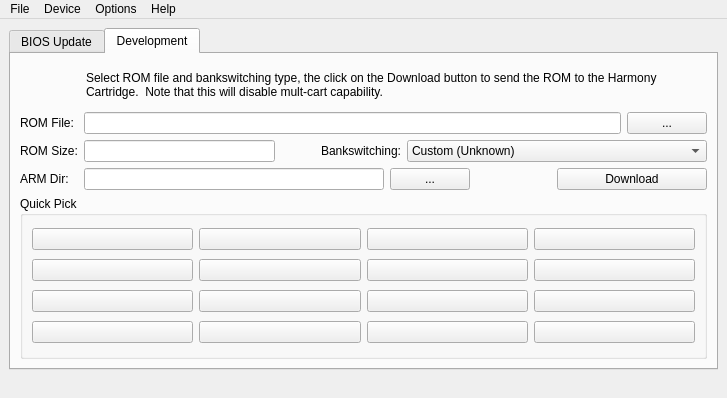
sa666666/harmonycart, file harmonycartwindow.ui: the form before one commit.
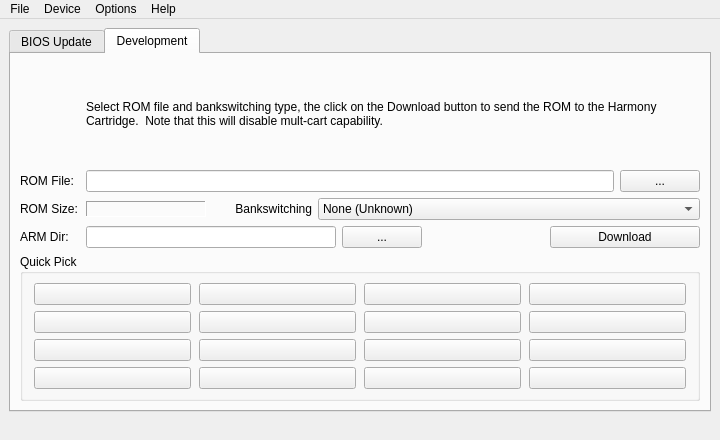
The form after the commit. The open tabs and pages were chosen to show the change. Icons and pictures are not drawn.

The edit to the form file:
```diff
--- a/harmonycartwindow.ui
+++ b/harmonycartwindow.ui
@@ -2,12 +2,38 @@
 <ui version="4.0">
  <class>HarmonyCartWindow</class>
  <widget class="QMainWindow" name="HarmonyCartWindow">
+  <property name="geometry">
+   <rect>
+    <x>0</x>
+    <y>0</y>
+    <width>720</width>
+    <height>440</height>
+   </rect>
+  </property>
   <property name="sizePolicy">
-   <sizepolicy hsizetype="Preferred" vsizetype="Preferred">
+   <sizepolicy hsizetype="Fixed" vsizetype="Fixed">
     <horstretch>0</horstretch>
     <verstretch>0</verstretch>
    </sizepolicy>
   </property>
+  <property name="minimumSize">
+   <size>
+    <width>720</width>
+    <height>440</height>
+   </size>
+  </property>
+  <property name="maximumSize">
+   <size>
+    <width>720</width>
+    <height>440</height>
+   </size>
+  </property>
+  <property name="baseSize">
+   <size>
+    <width>720</width>
+    <height>440</height>
+   </size>
+  </property>
   <property name="windowTitle">
    <string>Harmony Programming Tool</string>
   </property>
@@ -19,21 +45,21 @@
    <bool>false</bool>
   </property>
   <widget class="QWidget" name="centralwidget">
-   <property name="sizePolicy">
-    <sizepolicy hsizetype="Expanding" vsizetype="Expanding">
-     <horstretch>0</horstretch>
-     <verstretch>0</verstretch>
-    </sizepolicy>
-   </property>
    <layout class="QGridLayout" name="gridLayout">
     <item row="0" column="0">
      <widget class="QTabWidget" name="tabWidget">
       <property name="sizePolicy">
-       <sizepolicy hsizetype="Expanding" vsizetype="Expanding">
+       <sizepolicy hsizetype="Minimum" vsizetype="Expanding">
         <horstretch>0</horstretch>
         <verstretch>0</verstretch>
        </sizepolicy>
       </property>
+      <property name="minimumSize">
+       <size>
+        <width>701</width>
+        <height>0</height>
+       </size>
+      </property>
       <property name="currentIndex">
        <number>0</number>
       </property>
@@ -403,7 +429,10 @@
        <attribute name="title">
         <string>Development</string>
        </attribute>
-       <layout class="QVBoxLayout" name="verticalLayout_4">
+       <layout class="QVBoxLayout" name="verticalLayout">
+        <property name="spacing">
+         <number>6</number>
+        </property>
         <item>
          <layout class="QHBoxLayout" name="horizontalLayout">
           <item>
@@ -430,6 +459,12 @@
           </item>
           <item>
            <widget class="QLabel" name="label_2">
+            <property name="minimumSize">
+             <size>
+              <width>600</width>
+              <height>0</height>
+             </size>
+            </property>
             <property name="text">
              <string>Select ROM file and bankswitching type, the click on the Download button to send the ROM to the Harmony Cartridge.  Note that this will disable mult-cart capability.</string>
             </property>
@@ -444,44 +479,40 @@
          </layout>
         </item>
         <item>
-         <layout class="QHBoxLayout" name="horizontalLayout_8">
-          <item>
-           <layout class="QVBoxLayout" name="verticalLayout">
+         <layout class="QHBoxLayout" name="horizontalLayout_2">
             <item>
              <widget class="QLabel" name="label_3">
+            <property name="minimumSize">
+             <size>
+              <width>60</width>
+              <height>0</height>
+             </size>
+            </property>
+            <property name="maximumSize">
+             <size>
+              <width>60</width>
+              <height>16777215</height>
+             </size>
+            </property>
               <property name="text">
                <string>ROM File:</string>
               </property>
              </widget>
             </item>
             <item>
-             <widget class="QLabel" name="label_4">
-              <property name="text">
-               <string>ROM Size:</string>
-              </property>
-             </widget>
-            </item>
-            <item>
-             <widget class="QLabel" name="label_5">
-              <property name="text">
-               <string>ARM Dir:</string>
-              </property>
-             </widget>
-            </item>
-           </layout>
-          </item>
-          <item>
-           <layout class="QVBoxLayout" name="verticalLayout_3">
-            <item>
-             <layout class="QHBoxLayout" name="horizontalLayout_2">
-              <item>
                <widget class="QLineEdit" name="romFileEdit">
                 <property name="sizePolicy">
-                 <sizepolicy hsizetype="MinimumExpanding" vsizetype="Fixed">
+             <sizepolicy hsizetype="Expanding" vsizetype="Fixed">
                   <horstretch>0</horstretch>
                   <verstretch>0</verstretch>
                  </sizepolicy>
                 </property>
+            <property name="maximumSize">
+             <size>
+              <width>592</width>
+              <height>29</height>
+             </size>
+            </property>
                 <property name="toolTip">
                  <string>Copy and paste a single-load ROM image.</string>
                 </property>
@@ -508,44 +539,68 @@
             <item>
              <layout class="QHBoxLayout" name="horizontalLayout_3">
               <item>
-               <widget class="QLineEdit" name="romSizeLabel">
+           <widget class="QLabel" name="label_4">
+            <property name="minimumSize">
+             <size>
+              <width>60</width>
+              <height>0</height>
+             </size>
+            </property>
+            <property name="maximumSize">
+             <size>
+              <width>60</width>
+              <height>16777215</height>
+             </size>
+            </property>
+            <property name="text">
+             <string>ROM Size:</string>
+            </property>
+           </widget>
+          </item>
+          <item>
+           <widget class="QLabel" name="romSizeLabel">
                 <property name="sizePolicy">
-                 <sizepolicy hsizetype="MinimumExpanding" vsizetype="Fixed">
+             <sizepolicy hsizetype="Fixed" vsizetype="Fixed">
                   <horstretch>0</horstretch>
                   <verstretch>0</verstretch>
                  </sizepolicy>
                 </property>
-                <property name="readOnly">
-                 <bool>true</bool>
-                </property>
-               </widget>
-              </item>
-              <item>
-               <spacer name="horizontalSpacer_2">
-                <property name="orientation">
-                 <enum>Qt::Horizontal</enum>
-                </property>
-                <property name="sizeType">
-                 <enum>QSizePolicy::Preferred</enum>
-                </property>
-                <property name="sizeHint" stdset="0">
+            <property name="minimumSize">
                  <size>
-                  <width>40</width>
-                  <height>20</height>
-                 </size>
-                </property>
-               </spacer>
+              <width>120</width>
+              <height>0</height>
+             </size>
+            </property>
+            <property name="toolTip">
+             <string>Size of the chosen ROM image.</string>
+            </property>
+            <property name="frameShape">
+             <enum>QFrame::Panel</enum>
+            </property>
+            <property name="frameShadow">
+             <enum>QFrame::Sunken</enum>
+            </property>
+            <property name="text">
+             <string/>
+            </property>
+           </widget>
               </item>
               <item>
                <widget class="QLabel" name="label_6">
                 <property name="sizePolicy">
-                 <sizepolicy hsizetype="Preferred" vsizetype="Preferred">
+             <sizepolicy hsizetype="Fixed" vsizetype="Fixed">
                   <horstretch>0</horstretch>
                   <verstretch>0</verstretch>
                  </sizepolicy>
                 </property>
+            <property name="minimumSize">
+             <size>
+              <width>100</width>
+              <height>0</height>
+             </size>
+            </property>
                 <property name="text">
-                 <string>Bankswitching:</string>
+             <string>Bankswitching</string>
                 </property>
                 <property name="alignment">
                  <set>Qt::AlignRight|Qt::AlignTrailing|Qt::AlignVCenter</set>
@@ -554,15 +609,9 @@
               </item>
               <item>
                <widget class="QComboBox" name="romBSType">
-                <property name="sizePolicy">
-                 <sizepolicy hsizetype="Expanding" vsizetype="Fixed">
-                  <horstretch>0</horstretch>
-                  <verstretch>0</verstretch>
-                 </sizepolicy>
-                </property>
                 <property name="minimumSize">
                  <size>
-                  <width>300</width>
+              <width>200</width>
                   <height>0</height>
                  </size>
                 </property>
@@ -574,7 +623,7 @@
                 </property>
                 <item>
                  <property name="text">
-                  <string>Custom (Unknown)</string>
+              <string>None (Unknown)</string>
                  </property>
                 </item>
                 <item>
@@ -723,20 +772,45 @@
             </item>
             <item>
              <layout class="QHBoxLayout" name="horizontalLayout_4">
+          <item>
+           <widget class="QLabel" name="label_5">
+            <property name="minimumSize">
+             <size>
+              <width>60</width>
+              <height>0</height>
+             </size>
+            </property>
+            <property name="maximumSize">
+             <size>
+              <width>60</width>
+              <height>16777215</height>
+             </size>
+            </property>
+            <property name="text">
+             <string>ARM Dir:</string>
+            </property>
+           </widget>
+          </item>
               <item>
                <widget class="QLineEdit" name="armpathFileEdit">
                 <property name="sizePolicy">
-                 <sizepolicy hsizetype="MinimumExpanding" vsizetype="Fixed">
+             <sizepolicy hsizetype="Expanding" vsizetype="Fixed">
                   <horstretch>0</horstretch>
                   <verstretch>0</verstretch>
                  </sizepolicy>
                 </property>
                 <property name="minimumSize">
                  <size>
-                  <width>300</width>
+              <width>250</width>
                   <height>0</height>
                  </size>
                 </property>
+            <property name="maximumSize">
+             <size>
+              <width>592</width>
+              <height>29</height>
+             </size>
+            </property>
                 <property name="toolTip">
                  <string>Copy and paste the location of the 'ARM' files
 for single-load ROM images.</string>
@@ -793,38 +867,29 @@
               </item>
              </layout>
             </item>
-           </layout>
-          </item>
-         </layout>
-        </item>
         <item>
          <widget class="QGroupBox" name="groupBox">
-          <property name="sizePolicy">
-           <sizepolicy hsizetype="Expanding" vsizetype="Expanding">
-            <horstretch>0</horstretch>
-            <verstretch>0</verstretch>
-           </sizepolicy>
-          </property>
           <property name="title">
            <string>Quick Pick</string>
           </property>
-          <layout class="QHBoxLayout" name="horizontalLayout_9">
-           <item>
             <layout class="QGridLayout" name="gridLayout_2">
-             <property name="sizeConstraint">
-              <enum>QLayout::SetDefaultConstraint</enum>
-             </property>
              <item row="0" column="0">
               <widget class="QPushButton" name="qp1Button">
                <property name="enabled">
                 <bool>true</bool>
                </property>
                <property name="sizePolicy">
-                <sizepolicy hsizetype="Preferred" vsizetype="Fixed">
+              <sizepolicy hsizetype="Fixed" vsizetype="Fixed">
                  <horstretch>0</horstretch>
                  <verstretch>0</verstretch>
                 </sizepolicy>
                </property>
+             <property name="minimumSize">
+              <size>
+               <width>157</width>
+               <height>0</height>
+              </size>
+             </property>
                <property name="contextMenuPolicy">
                 <enum>Qt::DefaultContextMenu</enum>
                </property>
@@ -840,11 +905,17 @@
              <item row="0" column="1">
               <widget class="QPushButton" name="qp2Button">
                <property name="sizePolicy">
-                <sizepolicy hsizetype="Preferred" vsizetype="Fixed">
+              <sizepolicy hsizetype="Fixed" vsizetype="Fixed">
                  <horstretch>0</horstretch>
                  <verstretch>0</verstretch>
                 </sizepolicy>
                </property>
+             <property name="minimumSize">
+              <size>
+               <width>157</width>
+               <height>0</height>
+              </size>
+             </property>
                <property name="toolTip">
                 <string>Right-click to select ROM Image.
 Left-click to use the chosen ROM.</string>
@@ -857,11 +928,17 @@
              <item row="0" column="2">
               <widget class="QPushButton" name="qp3Button">
                <property name="sizePolicy">
-                <sizepolicy hsizetype="Preferred" vsizetype="Fixed">
+              <sizepolicy hsizetype="Fixed" vsizetype="Fixed">
                  <horstretch>0</horstretch>
                  <verstretch>0</verstretch>
                 </sizepolicy>
                </property>
+             <property name="minimumSize">
+              <size>
+               <width>157</width>
+               <height>0</height>
+              </size>
+             </property>
                <property name="toolTip">
                 <string>Right-click to select ROM Image.
 Left-click to use the chosen ROM.</string>
@@ -874,11 +951,17 @@
              <item row="0" column="3">
               <widget class="QPushButton" name="qp4Button">
                <property name="sizePolicy">
-                <sizepolicy hsizetype="Preferred" vsizetype="Fixed">
+              <sizepolicy hsizetype="Fixed" vsizetype="Fixed">
                  <horstretch>0</horstretch>
                  <verstretch>0</verstretch>
                 </sizepolicy>
                </property>
+             <property name="minimumSize">
+              <size>
+               <width>157</width>
+               <height>0</height>
+              </size>
+             </property>
                <property name="toolTip">
                 <string>Right-click to select ROM Image.
 Left-click to use the chosen ROM.</string>
@@ -890,12 +973,6 @@
              </item>
              <item row="1" column="0">
               <widget class="QPushButton" name="qp5Button">
-               <property name="sizePolicy">
-                <sizepolicy hsizetype="Preferred" vsizetype="Fixed">
-                 <horstretch>0</horstretch>
-                 <verstretch>0</verstretch>
-                </sizepolicy>
-               </property>
                <property name="toolTip">
                 <string>Right-click to select ROM Image.
 Left-click to use the chosen ROM.</string>
@@ -907,12 +984,6 @@
              </item>
              <item row="1" column="1">
               <widget class="QPushButton" name="qp6Button">
-               <property name="sizePolicy">
-                <sizepolicy hsizetype="Preferred" vsizetype="Fixed">
-                 <horstretch>0</horstretch>
-                 <verstretch>0</verstretch>
-                </sizepolicy>
-               </property>
                <property name="toolTip">
                 <string>Right-click to select ROM Image.
 Left-click to use the chosen ROM.</string>
@@ -924,12 +995,6 @@
              </item>
              <item row="1" column="2">
               <widget class="QPushButton" name="qp7Button">
-               <property name="sizePolicy">
-                <sizepolicy hsizetype="Preferred" vsizetype="Fixed">
-                 <horstretch>0</horstretch>
-                 <verstretch>0</verstretch>
-                </sizepolicy>
-               </property>
                <property name="toolTip">
                 <string>Right-click to select ROM Image.
 Left-click to use the chosen ROM.</string>
@@ -941,12 +1006,6 @@
              </item>
              <item row="1" column="3">
               <widget class="QPushButton" name="qp8Button">
-               <property name="sizePolicy">
-                <sizepolicy hsizetype="Preferred" vsizetype="Fixed">
-                 <horstretch>0</horstretch>
-                 <verstretch>0</verstretch>
-                </sizepolicy>
-               </property>
                <property name="toolTip">
                 <string>Right-click to select ROM Image.
 Left-click to use the chosen ROM.</string>
@@ -958,12 +1017,6 @@
              </item>
              <item row="2" column="0">
               <widget class="QPushButton" name="qp9Button">
-               <property name="sizePolicy">
-                <sizepolicy hsizetype="Preferred" vsizetype="Fixed">
-                 <horstretch>0</horstretch>
-                 <verstretch>0</verstretch>
-                </sizepolicy>
-               </property>
                <property name="toolTip">
                 <string>Right-click to select ROM Image.
 Left-click to use the chosen ROM.</string>
@@ -975,12 +1028,6 @@
              </item>
              <item row="2" column="1">
               <widget class="QPushButton" name="qp10Button">
-               <property name="sizePolicy">
-                <sizepolicy hsizetype="Preferred" vsizetype="Fixed">
-                 <horstretch>0</horstretch>
-                 <verstretch>0</verstretch>
-                </sizepolicy>
-               </property>
                <property name="toolTip">
                 <string>Right-click to select ROM Image.
 Left-click to use the chosen ROM.</string>
@@ -992,12 +1039,6 @@
              </item>
              <item row="2" column="2">
               <widget class="QPushButton" name="qp11Button">
-               <property name="sizePolicy">
-                <sizepolicy hsizetype="Preferred" vsizetype="Fixed">
-                 <horstretch>0</horstretch>
-                 <verstretch>0</verstretch>
-                </sizepolicy>
-               </property>
                <property name="toolTip">
                 <string>Right-click to select ROM Image.
 Left-click to use the chosen ROM.</string>
@@ -1009,12 +1050,6 @@
              </item>
              <item row="2" column="3">
               <widget class="QPushButton" name="qp12Button">
-               <property name="sizePolicy">
-                <sizepolicy hsizetype="Preferred" vsizetype="Fixed">
-                 <horstretch>0</horstretch>
-                 <verstretch>0</verstretch>
-                </sizepolicy>
-               </property>
                <property name="toolTip">
                 <string>Right-click to select ROM Image.
 Left-click to use the chosen ROM.</string>
@@ -1026,12 +1061,6 @@
              </item>
              <item row="3" column="0">
               <widget class="QPushButton" name="qp13Button">
-               <property name="sizePolicy">
-                <sizepolicy hsizetype="Preferred" vsizetype="Fixed">
-                 <horstretch>0</horstretch>
-                 <verstretch>0</verstretch>
-                </sizepolicy>
-               </property>
                <property name="toolTip">
                 <string>Right-click to select ROM Image.
 Left-click to use the chosen ROM.</string>
@@ -1043,12 +1072,6 @@
              </item>
              <item row="3" column="1">
               <widget class="QPushButton" name="qp14Button">
-               <property name="sizePolicy">
-                <sizepolicy hsizetype="Preferred" vsizetype="Fixed">
-                 <horstretch>0</horstretch>
-                 <verstretch>0</verstretch>
-                </sizepolicy>
-               </property>
                <property name="toolTip">
                 <string>Right-click to select ROM Image.
 Left-click to use the chosen ROM.</string>
@@ -1060,12 +1083,6 @@
              </item>
              <item row="3" column="2">
               <widget class="QPushButton" name="qp15Button">
-               <property name="sizePolicy">
-                <sizepolicy hsizetype="Preferred" vsizetype="Fixed">
-                 <horstretch>0</horstretch>
-                 <verstretch>0</verstretch>
-                </sizepolicy>
-               </property>
                <property name="toolTip">
                 <string>Right-click to select ROM Image.
 Left-click to use the chosen ROM.</string>
@@ -1077,12 +1094,6 @@
              </item>
              <item row="3" column="3">
               <widget class="QPushButton" name="qp16Button">
-               <property name="sizePolicy">
-                <sizepolicy hsizetype="Preferred" vsizetype="Fixed">
-                 <horstretch>0</horstretch>
-                 <verstretch>0</verstretch>
-                </sizepolicy>
-               </property>
                <property name="toolTip">
                 <string>Right-click to select ROM Image.
 Left-click to use the chosen ROM.</string>
@@ -1091,8 +1102,6 @@
                 <string/>
                </property>
               </widget>
-             </item>
-            </layout>
            </item>
           </layout>
          </widget>
@@ -1104,6 +1113,14 @@
    </layout>
   </widget>
   <widget class="QMenuBar" name="menubar">
+   <property name="geometry">
+    <rect>
+     <x>0</x>
+     <y>0</y>
+     <width>720</width>
+     <height>28</height>
+    </rect>
+   </property>
    <widget class="QMenu" name="menuFile">
     <property name="title">
      <string>File</string>
```
Left out of the diff: 75 changed lines with no effect on the pictures. Lines whose indentation alone changed are shown as unchanged.
